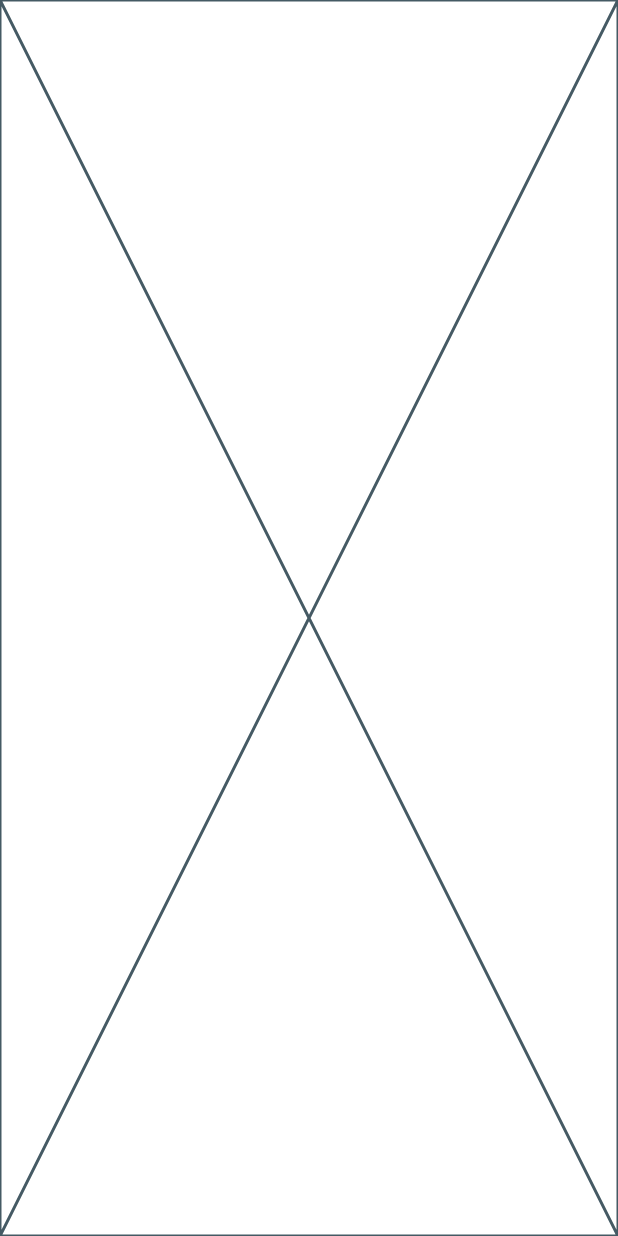
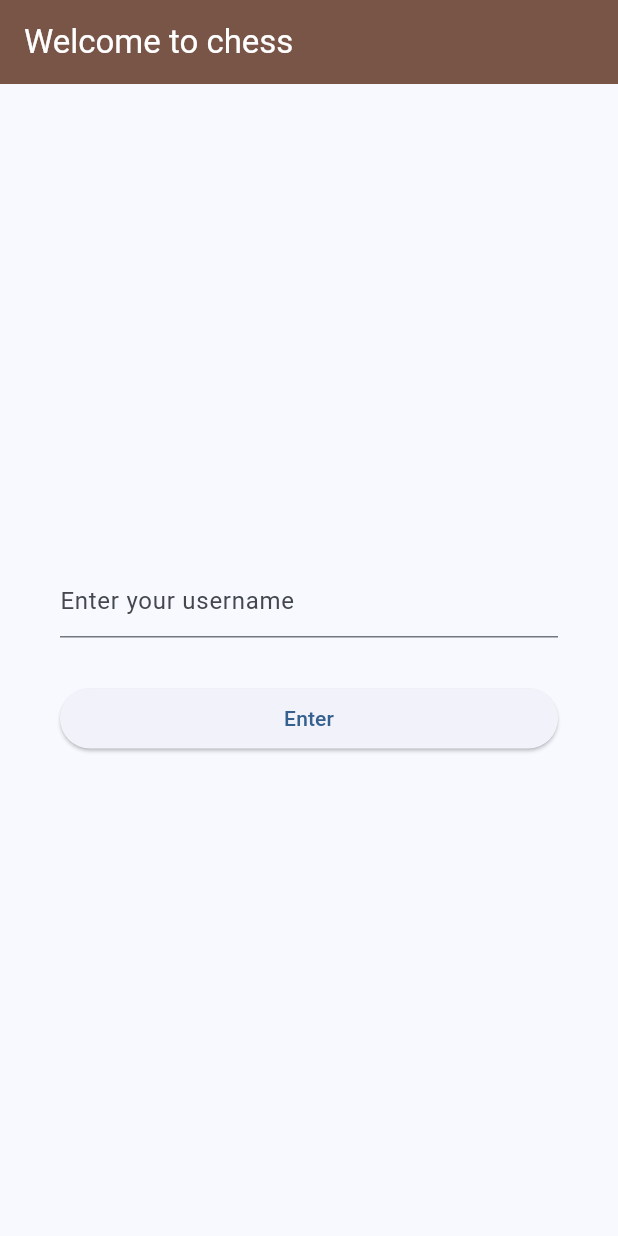
Before and after one commit to cenk-idris/flutter_chess, a Flutter app: the screen it shows after launch, on a phone screen of 412 x 824 dp. Run offline on Flutter 3.47's test engine with Material 3 defaults, Android fonts, the phone set to English and light mode, and no system bars; our stand-ins replace equatable, firebase_core, firebase_database, flutter_bloc; accounts and stored records are empty; generated files the repository leaves out were written again.

```diff
--- a/lib/app.dart
+++ b/lib/app.dart
@@ -1,4 +1,6 @@
 import 'package:flutter/material.dart';
+import 'package:flutter_chess/screens/main_screen.dart';
+import 'package:flutter_chess/screens/registration_screen.dart';
 
 class ChessApp extends StatelessWidget {
   ChessApp({super.key});
@@ -8,10 +10,18 @@ class ChessApp extends StatelessWidget {
     return MaterialApp(
       title: 'Flutter Chess',
       theme: ThemeData(
+        appBarTheme: AppBarTheme(
+          backgroundColor: Colors.brown,
+          foregroundColor: Colors.white,
+        ),
         colorScheme: ColorScheme.fromSeed(seedColor: Colors.blue),
         brightness: Brightness.light,
       ),
-      home: Placeholder(),
+      initialRoute: '/registration',
+      routes: {
+        '/registration': (context) => RegistrationScreen(),
+        '/main-screen': (context) => MainScreen(),
+      },
     );
   }
 }
--- /dev/null
+++ b/lib/models/user_model.dart
@@ -0,0 +1,9 @@
+import 'package:uuid/uuid.dart';
+
+class User {
+  final String username;
+  final String uuid = Uuid().v4();
+  String? color;
+
+  User(this.username);
+}
--- /dev/null
+++ b/lib/screens/registration_screen.dart
@@ -0,0 +1,89 @@
+import 'package:flutter/material.dart';
+import 'package:flutter_bloc/flutter_bloc.dart';
+import 'package:flutter_chess/user_cubit/user_cubit.dart';
+import 'package:uuid/uuid.dart';
+
+class RegistrationScreen extends StatelessWidget {
+  const RegistrationScreen({super.key});
+
+  @override
+  Widget build(BuildContext context) {
+    final TextEditingController _usernameInputController =
+        TextEditingController();
+    return Scaffold(
+      appBar: AppBar(
+        title: Text('Welcome to chess'),
+      ),
+      body: Center(
+        child: Padding(
+          padding: const EdgeInsets.symmetric(horizontal: 40.0),
+          child: Column(
+            mainAxisAlignment: MainAxisAlignment.center,
+            children: [
+              TextField(
+                onTapOutside: (event) =>
+                    FocusManager.instance.primaryFocus?.unfocus(),
+                controller: _usernameInputController,
+                decoration: InputDecoration(hintText: 'Enter your username'),
+              ),
+              SizedBox(
+                height: 30,
+              ),
+              BlocConsumer<UserCubit, UserState>(
+                listener: (context, userState) {
+                  if (userState is UserRegistered) {
+                    Navigator.pushReplacementNamed(context, '/main-screen');
+                  } else if (userState is UserRegistrationError) {
+                    ScaffoldMessenger.of(context).showSnackBar(
+                      SnackBar(
+                        content: Text(userState.message),
+                      ),
+                    );
+                  }
+                },
+                builder: (context, userState) {
+                  if (userState is UserBeingRegistered) {
+                    return CircularProgressIndicator();
+                  } else if (userState is UserNotRegistered ||
+                      userState is UserRegistrationError) {
+                    return Row(
+                      children: [
+                        Expanded(
+                          child: ElevatedButton(
+                            onPressed: () async {
+                              final String username =
+                                  _usernameInputController.text.trim();
+                              final RegExp usernamePattern =
+                                  RegExp(r'^[a-zA-Z0-9]+$');
+                              if (username.isNotEmpty) {
+                                await context
+                                    .read<UserCubit>()
+                                    .addUser(username);
+                              } else {
+                                ScaffoldMessenger.of(context).showSnackBar(
+                                  SnackBar(
+                                      content: Text(
+                                          'Username must contain only letters and numbers')),
+                                );
+                              }
+                            },
+                            child: Text('Enter'),
+                          ),
+                        ),
+                      ],
+                    );
+                  } else if (userState is UserRegistered) {
+                    return Text(
+                        'User already registered, redirecting to main screen');
+                  } else {
+                    return Text('ERROR: Unexpected User State'); //
+                  }
+                },
+              )
+            ],
+          ),
+        ),
+      ),
+    );
+  }
+}
--- /dev/null
+++ b/lib/services/firebase_RTDB_service.dart
@@ -0,0 +1,20 @@
+import 'package:firebase_database/firebase_database.dart';
+
+import '../models/user_model.dart';
+
+class DatabaseService {
+  final DatabaseReference database = FirebaseDatabase.instance.ref();
+
+  static const kUsersPath = 'users';
+  static const kLobbiesPath = 'lobbies';
+  static const kGamesPath = 'games';
+
+  Future<void> addUserToDB(User user) async {
+    final usersRef = database.child(kUsersPath);
+    try {
+      await usersRef
+          .child(user.uuid)
+          .set({'username': user.username, 'uuid': user.uuid});
+    } catch (e) {}
+  }
+}
--- a/lib/user_cubit/user_state.dart
+++ b/lib/user_cubit/user_state.dart
@@ -2,9 +2,22 @@ part of 'user_cubit.dart';
 
 sealed class UserState extends Equatable {
   const UserState();
+  @override
+  List<Object?> get props => [];
 }
 
-final class UserInitial extends UserState {
-  @override
-  List<Object> get props => [];
+class UserNotRegistered extends UserState {}
+
+class UserBeingRegistered extends UserState {}
+
+class UserRegistered extends UserState {
+  final User user;
+
+  UserRegistered(this.user);
 }
+
+class UserRegistrationError extends UserState {
+  final String message;
+
+  const UserRegistrationError(this.message);
+}
--- a/pubspec.yaml
+++ b/pubspec.yaml
@@ -38,6 +38,8 @@ dependencies:
   firebase_core: ^3.1.1
   flutter_bloc: ^8.1.6
   equatable: ^2.0.5
+  uuid: ^4.4.0
+  firebase_database: ^11.0.3
 
 dev_dependencies:
   flutter_test:
```
Also changed, not shown: lib/screens/main_screen.dart (added, +14 -0 lines), lib/user_cubit/user_cubit.dart (+21 -1 lines), lib/screens/login_screen.dart (deleted), 1 other file.
